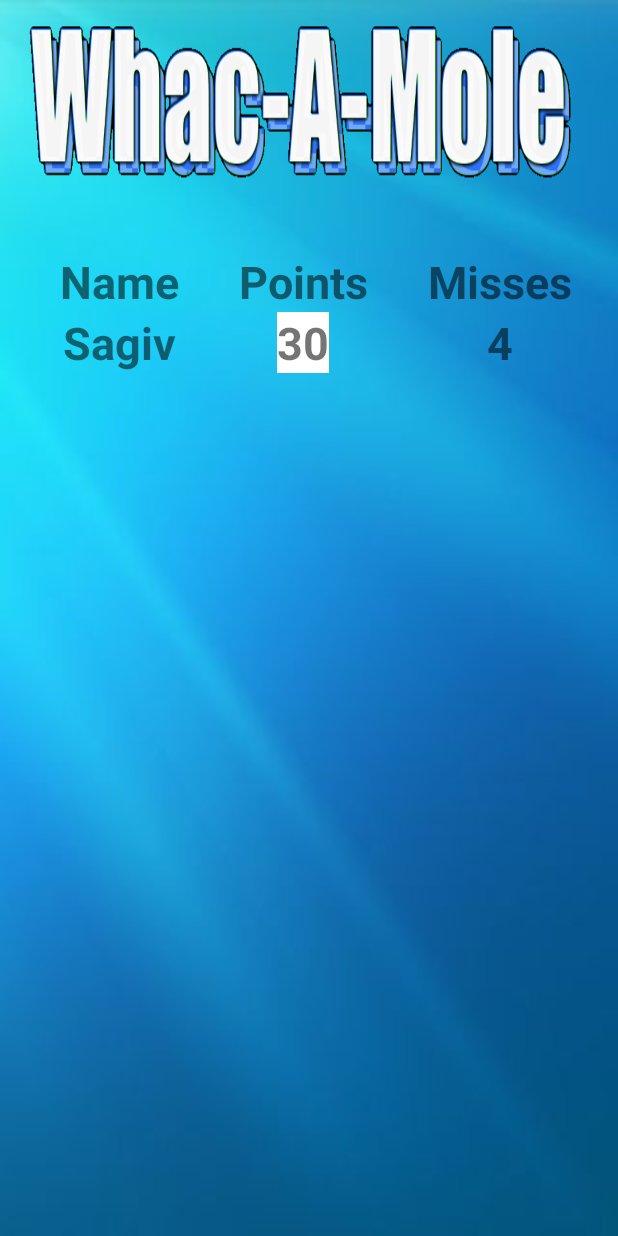
After one commit to SagivAsraf/Android_Course_H.W.1, an Android app: the layout hall_of_fame.xml on its own in the app's theme, with its tools: preview values and no code run, on a phone screen of 412 x 824 dp. The commit adds this screen. Run offline under Robolectric (Android 15) with nearby library versions, the phone set to English and light mode, and no system bars.

```diff
--- a/app/src/main/AndroidManifest.xml
+++ b/app/src/main/AndroidManifest.xml
@@ -21,6 +21,11 @@
             android:name="com.example.whackamole.App"
             android:label="@string/app_name" />
 
+        <activity
+            android:name="com.example.whackamole.HallOfFame"
+            android:label="@string/app_name" />
+
+
     </application>
 
 </manifest>
--- a/app/src/main/java/com/example/whackamole/HallOfFame.java
+++ b/app/src/main/java/com/example/whackamole/HallOfFame.java
@@ -1,6 +1,15 @@
 package com.example.whackamole;
 
-public class HallOfFame {
+import android.os.Bundle;
 
+import androidx.appcompat.app.AppCompatActivity;
+
+public class HallOfFame extends AppCompatActivity {
+
+    @Override
+    protected void onCreate(Bundle savedInstanceState) {
+        super.onCreate(savedInstanceState);
+        setContentView(R.layout.hall_of_fame);
+    }
 
 }
--- a/app/src/main/java/com/example/whackamole/MainActivity.java
+++ b/app/src/main/java/com/example/whackamole/MainActivity.java
@@ -39,7 +39,7 @@
         dataManagement = DataManagement.createSingletonDM();
 
         playButton = findViewById(R.id.playButton);
-
+        hallOfFameButton = findViewById(R.id.hallOfFameButton);
         setPlayButtonStyle(playButton);
 
         userName = findViewById(R.id.nameText);
@@ -61,12 +61,12 @@
                 openHallOfFameActivity();
             }});
         }
+
     private void openHallOfFameActivity() {
-        Intent intent = new Intent(this,App.class);
-        intent.putExtra(DataTransferBetweenActivities.PLAYER_NAME, userName.getText().toString());
-        intent.putExtra(DataTransferBetweenActivities.COLLECTION,PLAYER_STATS);
-        intent.putExtra(DataTransferBetweenActivities.DOCUMENT,userName.getText().toString());
-
+        Intent intent = new Intent(this,HallOfFame.class);
+//        intent.putExtra(DataTransferBetweenActivities.PLAYER_NAME, userName.getText().toString());
+//        intent.putExtra(DataTransferBetweenActivities.COLLECTION,PLAYER_STATS);
+//        intent.putExtra(DataTransferBetweenActivities.DOCUMENT,userName.getText().toString());
 
         startActivity(intent);
     }
--- /dev/null
+++ b/app/src/main/res/layout/hall_of_fame.xml
@@ -0,0 +1,93 @@
+<?xml version="1.0" encoding="utf-8"?>
+<LinearLayout xmlns:android="http://schemas.android.com/apk/res/android"
+    xmlns:tools="http://schemas.android.com/tools"
+    android:orientation="vertical"
+    android:layout_width="match_parent"
+    android:layout_height="match_parent"
+    android:background="@drawable/background"
+    tools:context=".HallOfFame"
+    >
+
+
+    <ImageView
+        android:layout_width="wrap_content"
+        android:layout_height="137dp"
+        android:layout_marginLeft="10dp"
+        android:width="280dp"
+        android:height="60dp"
+        android:background="@drawable/applogop" />
+
+
+    <TableLayout
+        android:layout_width="match_parent"
+        android:layout_height="match_parent"
+        android:layout_marginVertical="30dp"
+        android:layout_marginHorizontal="10dp"
+        >
+
+
+        <TableRow>
+
+
+            <TextView
+                android:text="Name"
+                android:textSize="30dp"
+                android:textStyle="bold"
+                android:layout_marginLeft="20dp"
+                android:layout_gravity="center"
+
+
+                />
+
+            <TextView
+                android:text="Points"
+                android:textSize="30dp"
+                android:textStyle="bold"
+                android:layout_marginLeft="20dp"
+                android:layout_gravity="center"
+
+                />
+            <TextView
+                android:text="Misses"
+                android:textSize="30dp"
+                android:textStyle="bold"
+                android:layout_marginLeft="20dp"
+                android:layout_gravity="center"
+                />
+
+        </TableRow>
+
+        <TableRow>
+
+            <TextView
+                android:text="Sagiv"
+                android:textSize="30dp"
+                android:textStyle="bold"
+                android:layout_marginLeft="20dp"
+                android:layout_gravity="center"
+
+
+                />
+
+            <TextView
+                android:text="30"
+                android:textSize="30dp"
+                android:textStyle="bold"
+                android:layout_marginLeft="20dp"
+                android:layout_gravity="center"
+                android:background="#ffff"
+                />
+            <TextView
+                android:text="4"
+                android:textSize="30dp"
+                android:textStyle="bold"
+                android:layout_marginLeft="20dp"
+                android:layout_gravity="center"
+                />
+
+        </TableRow>
+
+
+
+    </TableLayout>
+</LinearLayout>
--- a/app/src/main/res/layout/main_activity.xml
+++ b/app/src/main/res/layout/main_activity.xml
@@ -80,7 +80,7 @@
         android:layout_height="50dp"
         android:layout_alignTop="@+id/playButton"
         android:text="Hall of fame"
-        android:background="@color/cardview_dark_background"
+        android:background="@color/colorPrimary"
         android:layout_marginTop="100dp"
         android:layout_marginLeft="50dp"
 
```
Also changed, not shown: app/src/main/res/layout/app.xml (+0 -11 lines).
